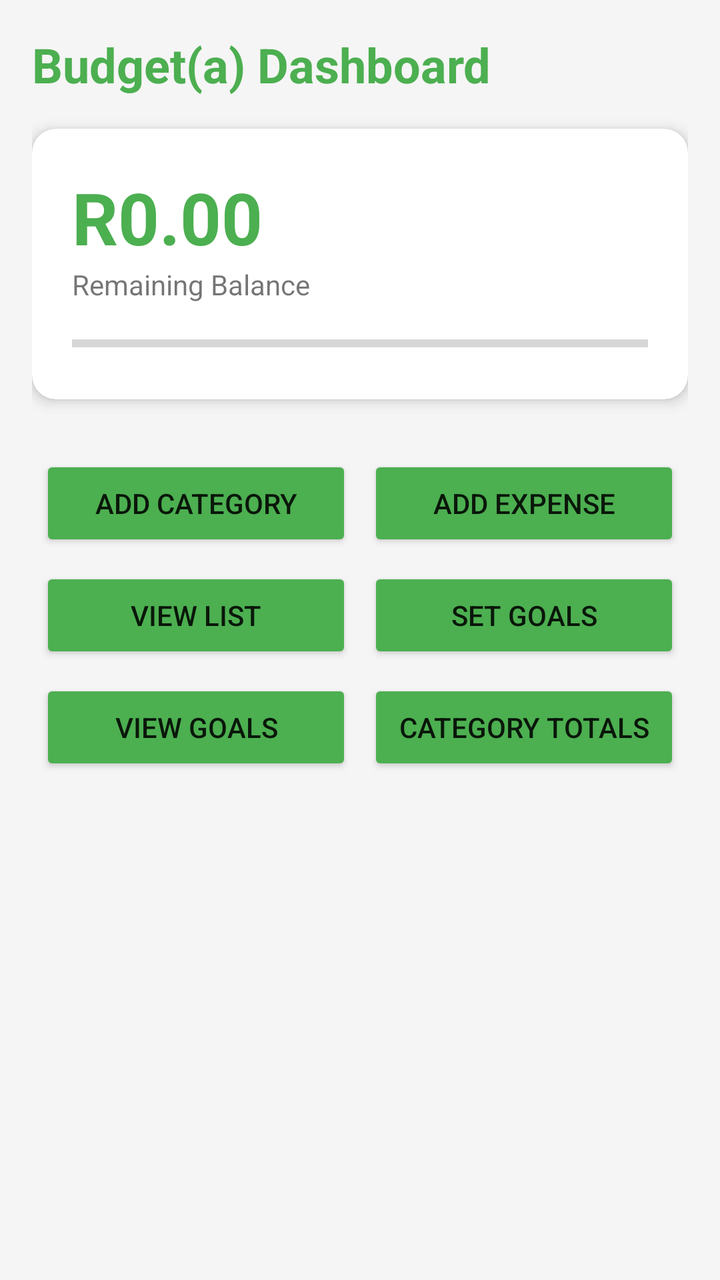
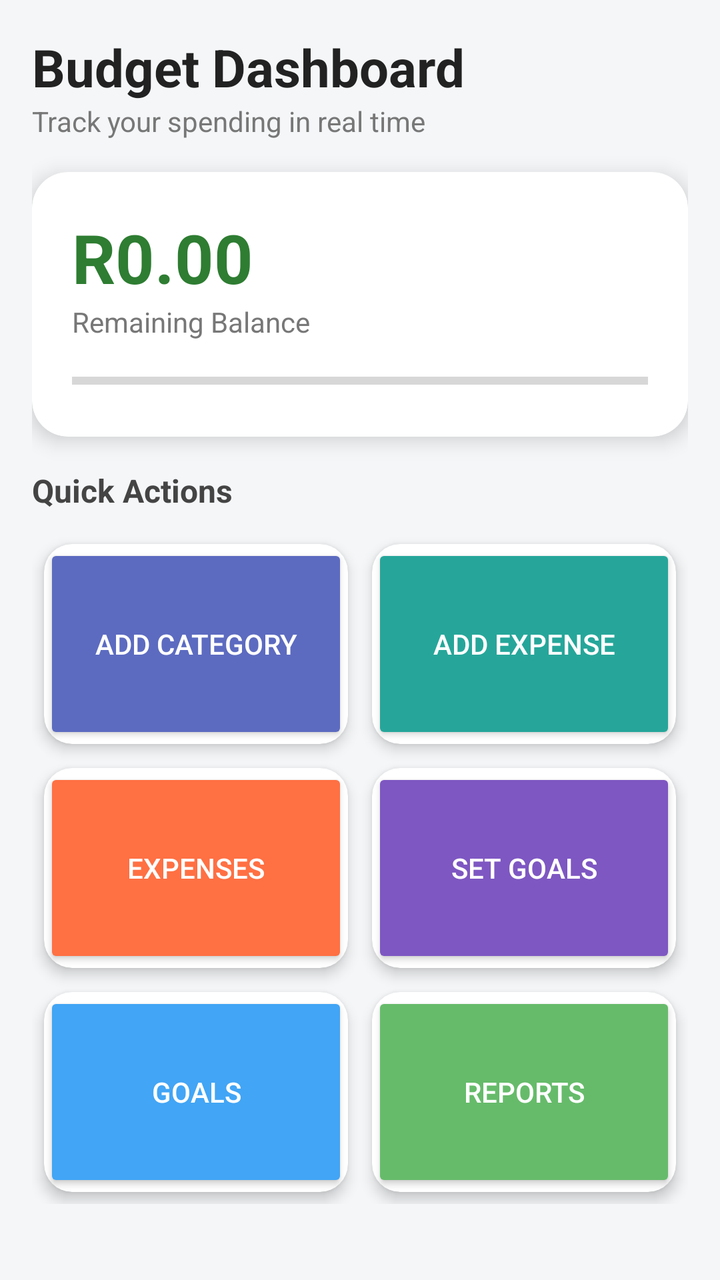

Screens rendered from an Android XML layout before and after an edit, with the pre-edit source and the edit as a unified diff.
<!-- AndroidManifest.xml: application theme Theme.BudgetTrackerApp -->
<!-- res/layout/activity_home.xml -->
<?xml version="1.0" encoding="utf-8"?>
<ScrollView xmlns:android="http://schemas.android.com/apk/res/android"
    xmlns:app="http://schemas.android.com/apk/res-auto"
    android:layout_width="match_parent"
    android:layout_height="match_parent"
    android:background="#F5F5F5">

    <LinearLayout
        android:layout_width="match_parent"
        android:layout_height="wrap_content"
        android:orientation="vertical"
        android:padding="16dp">

        
        
        
        <TextView
            android:layout_width="wrap_content"
            android:layout_height="wrap_content"
            android:text="Budget(a) Dashboard"
            android:textColor="#4CAF50"
            android:textSize="24sp"
            android:textStyle="bold" />

        
        
        
        <androidx.cardview.widget.CardView
            android:layout_width="match_parent"
            android:layout_height="wrap_content"
            android:layout_marginTop="16dp"
            app:cardCornerRadius="12dp"
            app:cardElevation="4dp">

            <LinearLayout
                android:layout_width="match_parent"
                android:layout_height="wrap_content"
                android:orientation="vertical"
                android:padding="20dp">

                <TextView
                    android:id="@+id/tvRemainingBudget"
                    android:layout_width="wrap_content"
                    android:layout_height="wrap_content"
                    android:text="R0.00"
                    android:textColor="#4CAF50"
                    android:textSize="36sp"
                    android:textStyle="bold" />

                <TextView
                    android:layout_width="wrap_content"
                    android:layout_height="wrap_content"
                    android:text="Remaining Balance"
                    android:textSize="14sp" />

                <ProgressBar
                    android:id="@+id/budgetProgressBar"
                    style="?android:attr/progressBarStyleHorizontal"
                    android:layout_width="match_parent"
                    android:layout_height="wrap_content"
                    android:layout_marginTop="12dp"
                    android:progressTint="#4CAF50" />
            </LinearLayout>
        </androidx.cardview.widget.CardView>

        
        
        
        <GridLayout
            android:layout_width="match_parent"
            android:layout_height="wrap_content"
            android:layout_marginTop="24dp"
            android:columnCount="2">

            <Button
                android:id="@+id/addCategoryBtn"
                android:layout_width="0dp"
                android:layout_height="wrap_content"
                android:layout_columnWeight="1"
                android:layout_margin="4dp"
                android:text="Add Category"
                android:backgroundTint="#4CAF50" />

            <Button
                android:id="@+id/addExpenseBtn"
                android:layout_width="0dp"
                android:layout_height="wrap_content"
                android:layout_columnWeight="1"
                android:layout_margin="4dp"
                android:text="Add Expense"
                android:backgroundTint="#4CAF50" />

            <Button
                android:id="@+id/viewExpensesBtn"
                android:layout_width="0dp"
                android:layout_height="wrap_content"
                android:layout_columnWeight="1"
                android:layout_margin="4dp"
                android:text="View List"
                android:backgroundTint="#4CAF50" />

            <Button
                android:id="@+id/setGoalBtn"
                android:layout_width="0dp"
                android:layout_height="wrap_content"
                android:layout_columnWeight="1"
                android:layout_margin="4dp"
                android:text="Set Goals"
                android:backgroundTint="#4CAF50" />

            
            <Button
                android:id="@+id/viewGoalsBtn"
                android:layout_width="0dp"
                android:layout_height="wrap_content"
                android:layout_columnWeight="1"
                android:layout_margin="4dp"
                android:text="View Goals"
                android:backgroundTint="#4CAF50" />

            <Button
                android:id="@+id/viewCategoryTotalsBtn"
                android:layout_width="0dp"
                android:layout_height="wrap_content"
                android:layout_columnWeight="1"
                android:layout_margin="4dp"
                android:text="Category Totals"
                android:backgroundTint="#4CAF50" />

        </GridLayout>

    </LinearLayout>
</ScrollView>
<!-- resources referenced by this layout -->
<resources>
  <style name="Theme.BudgetTrackerApp" parent="Theme.AppCompat.Light.DarkActionBar" />
</resources>

<!-- the commit's change to res/layout/activity_home.xml (unified diff, before → after) -->
@@ -3,7 +3,7 @@
     xmlns:app="http://schemas.android.com/apk/res-auto"
     android:layout_width="match_parent"
     android:layout_height="match_parent"
-    android:background="#F5F5F5">
+    android:background="#F4F6F8">
 
     <LinearLayout
         android:layout_width="match_parent"
@@ -12,25 +12,29 @@
         android:padding="16dp">
 
         
-        
-        
         <TextView
             android:layout_width="wrap_content"
             android:layout_height="wrap_content"
-            android:text="Budget(a) Dashboard"
-            android:textColor="#4CAF50"
-            android:textSize="24sp"
-            android:textStyle="bold" />
+            android:text="Budget Dashboard"
+            android:textSize="26sp"
+            android:textStyle="bold"
+            android:textColor="#222"/>
 
-        
-        
+        <TextView
+            android:layout_width="wrap_content"
+            android:layout_height="wrap_content"
+            android:text="Track your spending in real time"
+            android:textSize="14sp"
+            android:textColor="#777"
+            android:layout_marginBottom="16dp"/>
+
         
         <androidx.cardview.widget.CardView
             android:layout_width="match_parent"
             android:layout_height="wrap_content"
-            android:layout_marginTop="16dp"
-            app:cardCornerRadius="12dp"
-            app:cardElevation="4dp">
+            android:layout_marginBottom="16dp"
+            app:cardCornerRadius="18dp"
+            app:cardElevation="6dp">
 
             <LinearLayout
                 android:layout_width="match_parent"
@@ -43,15 +47,16 @@
                     android:layout_width="wrap_content"
                     android:layout_height="wrap_content"
                     android:text="R0.00"
-                    android:textColor="#4CAF50"
-                    android:textSize="36sp"
-                    android:textStyle="bold" />
+                    android:textSize="34sp"
+                    android:textStyle="bold"
+                    android:textColor="#2E7D32"/>
 
                 <TextView
                     android:layout_width="wrap_content"
                     android:layout_height="wrap_content"
                     android:text="Remaining Balance"
-                    android:textSize="14sp" />
+                    android:textSize="14sp"
+                    android:textColor="#777"/>
 
                 <ProgressBar
                     android:id="@+id/budgetProgressBar"
@@ -59,73 +64,127 @@
                     android:layout_width="match_parent"
                     android:layout_height="wrap_content"
                     android:layout_marginTop="12dp"
-                    android:progressTint="#4CAF50" />
+                    android:progressTint="#2E7D32"/>
             </LinearLayout>
         </androidx.cardview.widget.CardView>
 
         
-        
-        
+        <TextView
+            android:layout_width="wrap_content"
+            android:layout_height="wrap_content"
+            android:text="Quick Actions"
+            android:textSize="16sp"
+            android:textStyle="bold"
+            android:textColor="#444"
+            android:layout_marginBottom="10dp"/>
+
         <GridLayout
             android:layout_width="match_parent"
             android:layout_height="wrap_content"
-            android:layout_marginTop="24dp"
             android:columnCount="2">
 
-            <Button
-                android:id="@+id/addCategoryBtn"
+            
+            <androidx.cardview.widget.CardView
                 android:layout_width="0dp"
-                android:layout_height="wrap_content"
+                android:layout_height="100dp"
                 android:layout_columnWeight="1"
-                android:layout_margin="4dp"
-                android:text="Add Category"
-                android:backgroundTint="#4CAF50" />
+                android:layout_margin="6dp"
+                app:cardCornerRadius="14dp"
+                app:cardElevation="4dp">
 
-            <Button
-                android:id="@+id/addExpenseBtn"
+                <Button
+                    android:id="@+id/addCategoryBtn"
+                    android:layout_width="match_parent"
+                    android:layout_height="match_parent"
+                    android:text="Add Category"
+                    android:textColor="#fff"
+                    android:backgroundTint="#5C6BC0"/>
+            </androidx.cardview.widget.CardView>
+
+            <androidx.cardview.widget.CardView
                 android:layout_width="0dp"
-                android:layout_height="wrap_content"
+                android:layout_height="100dp"
                 android:layout_columnWeight="1"
-                android:layout_margin="4dp"
-                android:text="Add Expense"
-                android:backgroundTint="#4CAF50" />
+                android:layout_margin="6dp"
+                app:cardCornerRadius="14dp"
+                app:cardElevation="4dp">
 
-            <Button
-                android:id="@+id/viewExpensesBtn"
+                <Button
+                    android:id="@+id/addExpenseBtn"
+                    android:layout_width="match_parent"
+                    android:layout_height="match_parent"
+                    android:text="Add Expense"
+                    android:textColor="#fff"
+                    android:backgroundTint="#26A69A"/>
+            </androidx.cardview.widget.CardView>
+
+            <androidx.cardview.widget.CardView
                 android:layout_width="0dp"
-                android:layout_height="wrap_content"
+                android:layout_height="100dp"
                 android:layout_columnWeight="1"
-                android:layout_margin="4dp"
-                android:text="View List"
-                android:backgroundTint="#4CAF50" />
+                android:layout_margin="6dp"
+                app:cardCornerRadius="14dp"
+                app:cardElevation="4dp">
 
-            <Button
-                android:id="@+id/setGoalBtn"
+                <Button
+                    android:id="@+id/viewExpensesBtn"
+                    android:layout_width="match_parent"
+                    android:layout_height="match_parent"
+                    android:text="Expenses"
+                    android:textColor="#fff"
+                    android:backgroundTint="#FF7043"/>
+            </androidx.cardview.widget.CardView>
+
+            <androidx.cardview.widget.CardView
                 android:layout_width="0dp"
-                android:layout_height="wrap_content"
+                android:layout_height="100dp"
                 android:layout_columnWeight="1"
-                android:layout_margin="4dp"
-                android:text="Set Goals"
-                android:backgroundTint="#4CAF50" />
+                android:layout_margin="6dp"
+                app:cardCornerRadius="14dp"
+                app:cardElevation="4dp">
 
-            
-            <Button
-                android:id="@+id/viewGoalsBtn"
+                <Button
+                    android:id="@+id/setGoalBtn"
+                    android:layout_width="match_parent"
+                    android:layout_height="match_parent"
+                    android:text="Set Goals"
+                    android:textColor="#fff"
+                    android:backgroundTint="#7E57C2"/>
+            </androidx.cardview.widget.CardView>
+
+            <androidx.cardview.widget.CardView
                 android:layout_width="0dp"
-                android:layout_height="wrap_content"
+                android:layout_height="100dp"
                 android:layout_columnWeight="1"
-                android:layout_margin="4dp"
-                android:text="View Goals"
-                android:backgroundTint="#4CAF50" />
+                android:layout_margin="6dp"
+                app:cardCornerRadius="14dp"
+                app:cardElevation="4dp">
 
-            <Button
-                android:id="@+id/viewCategoryTotalsBtn"
+                <Button
+                    android:id="@+id/viewGoalsBtn"
+                    android:layout_width="match_parent"
+                    android:layout_height="match_parent"
+                    android:text="Goals"
+                    android:textColor="#fff"
+                    android:backgroundTint="#42A5F5"/>
+            </androidx.cardview.widget.CardView>
+
+            <androidx.cardview.widget.CardView
                 android:layout_width="0dp"
-                android:layout_height="wrap_content"
+                android:layout_height="100dp"
                 android:layout_columnWeight="1"
-                android:layout_margin="4dp"
-                android:text="Category Totals"
-                android:backgroundTint="#4CAF50" />
+                android:layout_margin="6dp"
+                app:cardCornerRadius="14dp"
+                app:cardElevation="4dp">
+
+                <Button
+                    android:id="@+id/viewCategoryTotalsBtn"
+                    android:layout_width="match_parent"
+                    android:layout_height="match_parent"
+                    android:text="Reports"
+                    android:textColor="#fff"
+                    android:backgroundTint="#66BB6A"/>
+            </androidx.cardview.widget.CardView>
 
         </GridLayout>
 
